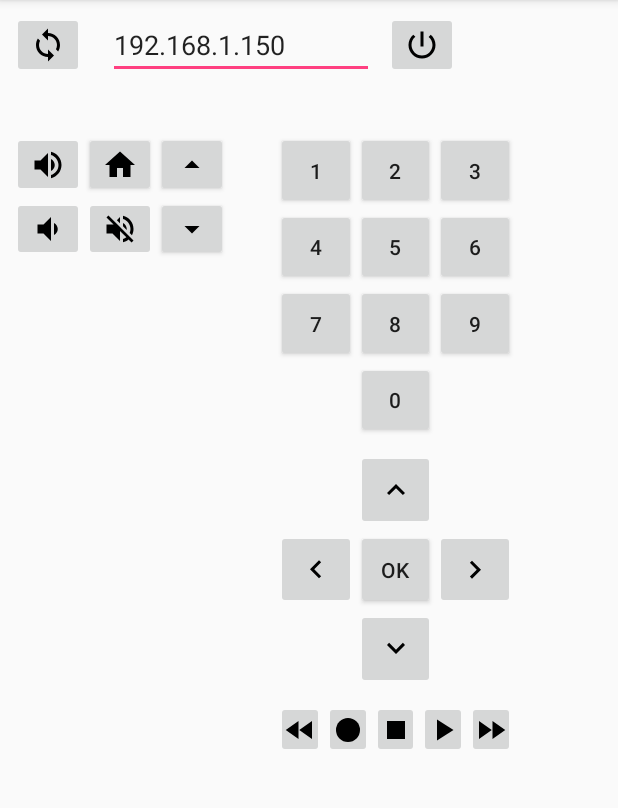
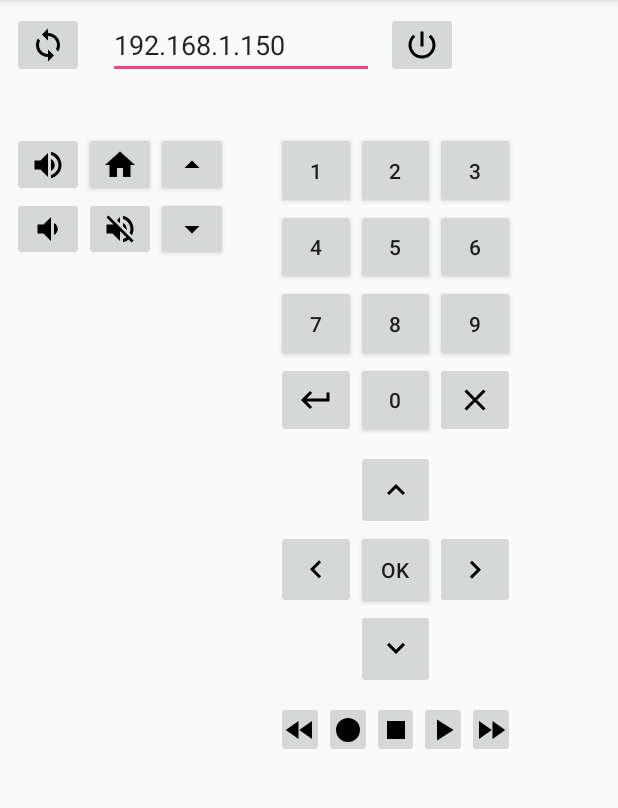
Before and after one commit to batou9150/BboxSensationRemoteControl, an Android app: the screen it shows after launch (MainActivity), on a phone screen of 412 x 824 dp, the part 84-892 px from its top. Run offline under Robolectric (Android 15) with nearby library versions, the phone set to English and light mode, and no system bars.

Commit message:
add back & quit

```diff
--- a/app/src/main/java/fr/batoucada/bboxsensationremotecontrol/MainActivity.java
+++ b/app/src/main/java/fr/batoucada/bboxsensationremotecontrol/MainActivity.java
@@ -24,6 +24,8 @@ public class MainActivity extends AppCompatActivity {
         buttonIdList.add(R.id.b_program_up);
         buttonIdList.add(R.id.b_program_down);
 
+        buttonIdList.add(R.id.b_quit);
+        buttonIdList.add(R.id.b_back);
         buttonIdList.add(R.id.b_0);
         buttonIdList.add(R.id.b_1);
         buttonIdList.add(R.id.b_2);
--- /dev/null
+++ b/app/src/main/res/drawable/ic_close_black_24dp.xml
@@ -0,0 +1,9 @@
+<vector xmlns:android="http://schemas.android.com/apk/res/android"
+        android:width="24dp"
+        android:height="24dp"
+        android:viewportWidth="24.0"
+        android:viewportHeight="24.0">
+    <path
+        android:fillColor="#FF000000"
+        android:pathData="M19,6.41L17.59,5 12,10.59 6.41,5 5,6.41 10.59,12 5,17.59 6.41,19 12,13.41 17.59,19 19,17.59 13.41,12z"/>
+</vector>
--- /dev/null
+++ b/app/src/main/res/drawable/ic_keyboard_return_black_24dp.xml
@@ -0,0 +1,9 @@
+<vector xmlns:android="http://schemas.android.com/apk/res/android"
+        android:width="24dp"
+        android:height="24dp"
+        android:viewportWidth="24.0"
+        android:viewportHeight="24.0">
+    <path
+        android:fillColor="#FF000000"
+        android:pathData="M19,7v4H5.83l3.58,-3.59L8,6l-6,6 6,6 1.41,-1.41L5.83,13H21V7z"/>
+</vector>
--- a/app/src/main/res/layout/button_0_to_9.xml
+++ b/app/src/main/res/layout/button_0_to_9.xml
@@ -7,25 +7,49 @@
         android:layout_height="match_parent"
         tools:context=".MainActivity">
 
+    <ImageButton
+            android:id="@+id/b_back"
+            android:src="@drawable/ic_keyboard_return_black_24dp"
+            android:contentDescription="@string/b_back_text"
+            android:tag="13"
+            android:layout_width="0dp"
+            android:layout_height="0dp"
+            app:layout_constraintTop_toBottomOf="@+id/b_7"
+            app:layout_constraintStart_toStartOf="parent"
+            app:layout_constraintBottom_toBottomOf="parent"
+            app:layout_constraintEnd_toStartOf="@+id/b_0"/>
+
     <Button
             android:text="@string/b_0_text"
             android:layout_width="0dp"
             android:layout_height="0dp"
             android:id="@+id/b_0"
-            android:tag='59'
+            android:tag="59"
             style="@style/Widget.AppCompat.Button.Small"
             app:layout_constraintTop_toBottomOf="@+id/b_8"
-            app:layout_constraintStart_toStartOf="@+id/b_8"
             app:layout_constraintBottom_toBottomOf="parent"
-            app:layout_constraintEnd_toEndOf="@+id/b_8"
+            app:layout_constraintStart_toEndOf="@+id/b_back"
+            app:layout_constraintEnd_toStartOf="@+id/b_quit"
             />
+
+    <ImageButton
+            android:id="@+id/b_quit"
+            android:src="@drawable/ic_close_black_24dp"
+            android:contentDescription="@string/b_quit_text"
+            android:tag="16"
+            android:layout_width="0dp"
+            android:layout_height="0dp"
+            app:layout_constraintTop_toBottomOf="@+id/b_9"
+            app:layout_constraintStart_toEndOf="@+id/b_0"
+            app:layout_constraintBottom_toBottomOf="parent"
+            app:layout_constraintEnd_toEndOf="parent"/>
 
     <Button
             android:text="@string/b_1_text"
             android:layout_width="0dp"
             android:layout_height="0dp"
             android:id="@+id/b_1"
-            android:tag='50'
+            android:tag="50"
             style="@style/Widget.AppCompat.Button.Small"
             app:layout_constraintTop_toTopOf="parent"
             app:layout_constraintStart_toStartOf="parent"
@@ -37,7 +61,7 @@
             android:layout_width="0dp"
             android:layout_height="0dp"
             android:id="@+id/b_2"
-            android:tag='51'
+            android:tag="51"
             style="@style/Widget.AppCompat.Button.Small"
             app:layout_constraintTop_toTopOf="parent"
             app:layout_constraintStart_toEndOf="@+id/b_1"
@@ -50,7 +74,7 @@
             android:layout_width="0dp"
             android:layout_height="0dp"
             android:id="@+id/b_3"
-            android:tag='52'
+            android:tag="52"
             app:layout_constraintStart_toEndOf="@+id/b_2"
             app:layout_constraintTop_toTopOf="parent"
             app:layout_constraintEnd_toEndOf="parent"
@@ -62,7 +86,7 @@
             android:layout_width="0dp"
             android:layout_height="0dp"
             android:id="@+id/b_4"
-            android:tag='53'
+            android:tag="53"
             style="@style/Widget.AppCompat.Button.Small"
             app:layout_constraintTop_toBottomOf="@+id/b_1"
             app:layout_constraintStart_toStartOf="parent"
@@ -74,7 +98,7 @@
             android:layout_width="0dp"
             android:layout_height="0dp"
             android:id="@+id/b_5"
-            android:tag='54'
+            android:tag="54"
             style="@style/Widget.AppCompat.Button.Small"
             app:layout_constraintTop_toBottomOf="@+id/b_2"
             app:layout_constraintStart_toEndOf="@+id/b_4"
@@ -86,7 +110,7 @@
             android:layout_width="0dp"
             android:layout_height="0dp"
             android:id="@+id/b_6"
-            android:tag='55'
+            android:tag="55"
             style="@style/Widget.AppCompat.Button.Small"
             app:layout_constraintTop_toBottomOf="@+id/b_3"
             app:layout_constraintStart_toEndOf="@+id/b_5"
@@ -98,7 +122,7 @@
             android:layout_width="0dp"
             android:layout_height="0dp"
             android:id="@+id/b_7"
-            android:tag='57'
+            android:tag="57"
             style="@style/Widget.AppCompat.Button.Small"
             app:layout_constraintTop_toBottomOf="@+id/b_4"
             app:layout_constraintStart_toStartOf="parent"
@@ -110,7 +134,7 @@
             android:layout_width="0dp"
             android:layout_height="0dp"
             android:id="@+id/b_8"
-            android:tag='59'
+            android:tag="59"
             style="@style/Widget.AppCompat.Button.Small"
             app:layout_constraintTop_toBottomOf="@+id/b_5"
             app:layout_constraintStart_toEndOf="@+id/b_7"
@@ -122,7 +146,7 @@
             android:layout_width="0dp"
             android:layout_height="0dp"
             android:id="@+id/b_9"
-            android:tag='58'
+            android:tag="58"
             style="@style/Widget.AppCompat.Button.Small"
             app:layout_constraintTop_toBottomOf="@+id/b_6"
             app:layout_constraintStart_toEndOf="@+id/b_8"
--- a/app/src/main/res/values/strings.xml
+++ b/app/src/main/res/values/strings.xml
@@ -29,4 +29,6 @@
     <string name="b_stop_text">Stop</string>
     <string name="b_fast_forward_text">Forward</string>
     <string name="b_play_pause_text">Play / Pause</string>
+    <string name="b_back_text">Return</string>
+    <string name="b_quit_text">Quit</string>
 </resources>
```
